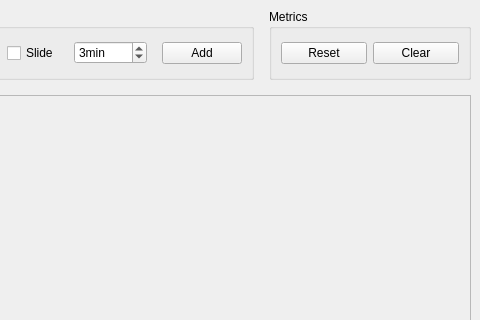
Qt form cxx/listeners/TelemetryConsole/TelemetryConsole.ui (constellation-daq/Constellation) before a commit; both pictures show x 825 to 1305 and y 0 to 320 of the 1305 by 720 pixel window.
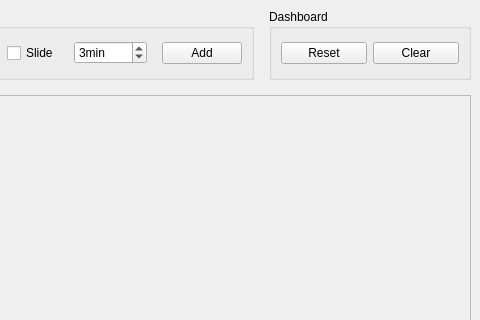
The same form after that commit. Icons and pictures are not drawn.

Commit message: cxx/listen/tc: add icons to buttons

The edit to the form file:
```diff
--- a/cxx/listeners/TelemetryConsole/TelemetryConsole.ui
+++ b/cxx/listeners/TelemetryConsole/TelemetryConsole.ui
@@ -292,7 +292,7 @@
         <item>
          <widget class="QGroupBox" name="groupBox_2">
           <property name="title">
-           <string>Metrics</string>
+           <string>Dashboard</string>
           </property>
           <layout class="QHBoxLayout" name="horizontalLayout_5">
            <item>
```
Left out of the diff: 13 changed lines with no effect on the pictures.
